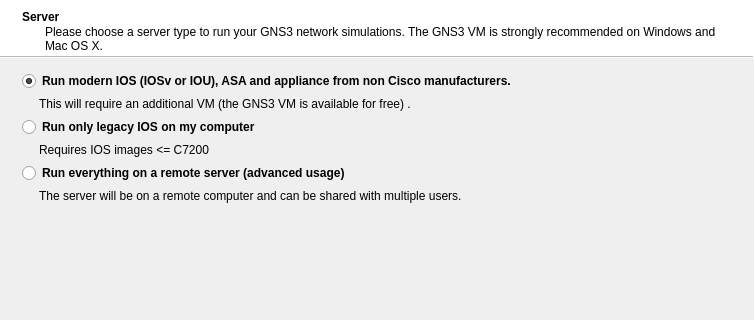
Qt form gns3/ui/setup_wizard.ui (GNS3/gns3-gui) before a commit; both pictures show x 0 to 754 and y 0 to 320 of the 754 by 526 pixel window.
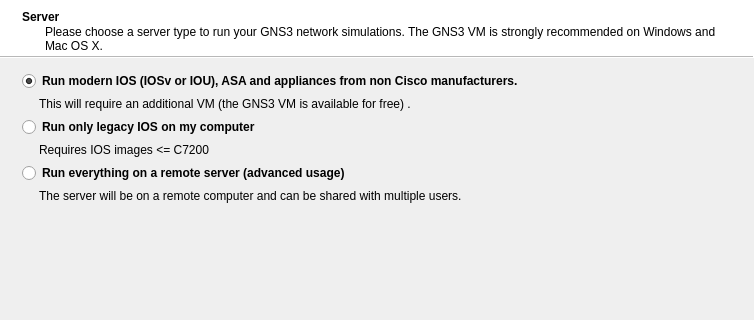
The same form after that commit. Icons and pictures are not drawn.

Diff of the .ui file:
```diff
--- a/gns3/ui/setup_wizard.ui
+++ b/gns3/ui/setup_wizard.ui
@@ -60,7 +60,7 @@
        <string>Dynamips, IOU, VPCS and Qemu will use this virtual machine.</string>
       </property>
       <property name="text">
-       <string>Run modern IOS (IOSv or IOU), ASA and appliance from non Cisco manufacturers. </string>
+       <string>Run modern IOS (IOSv or IOU), ASA and appliances from non Cisco manufacturers. </string>
       </property>
       <property name="checked">
        <bool>true</bool>
```
